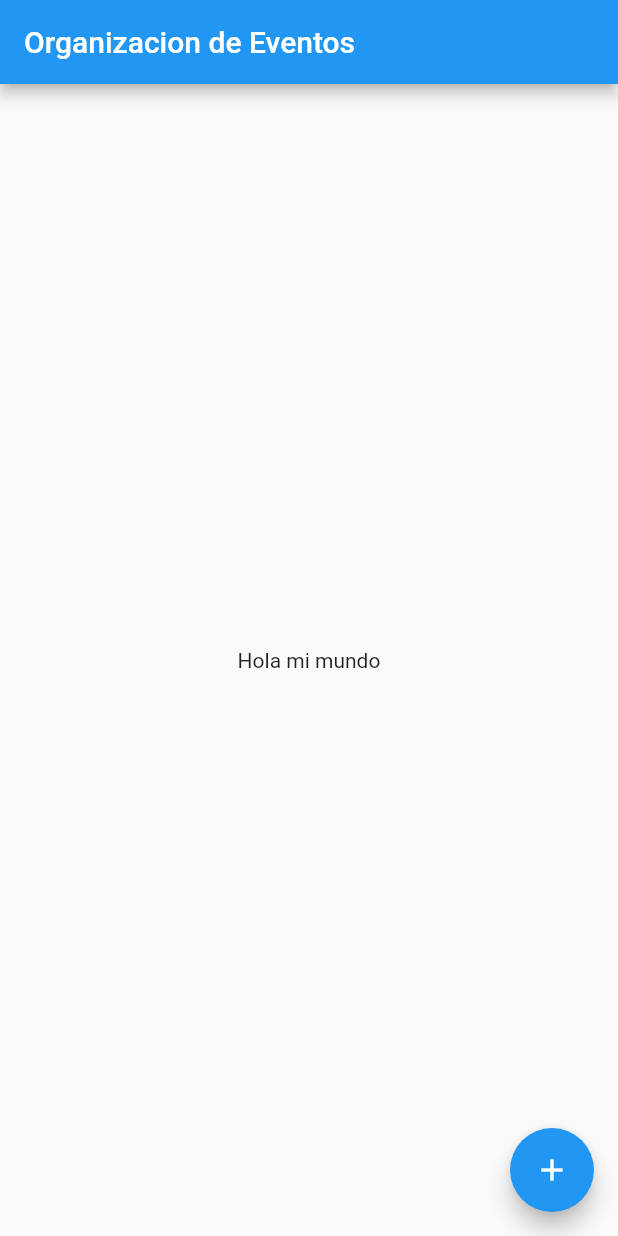
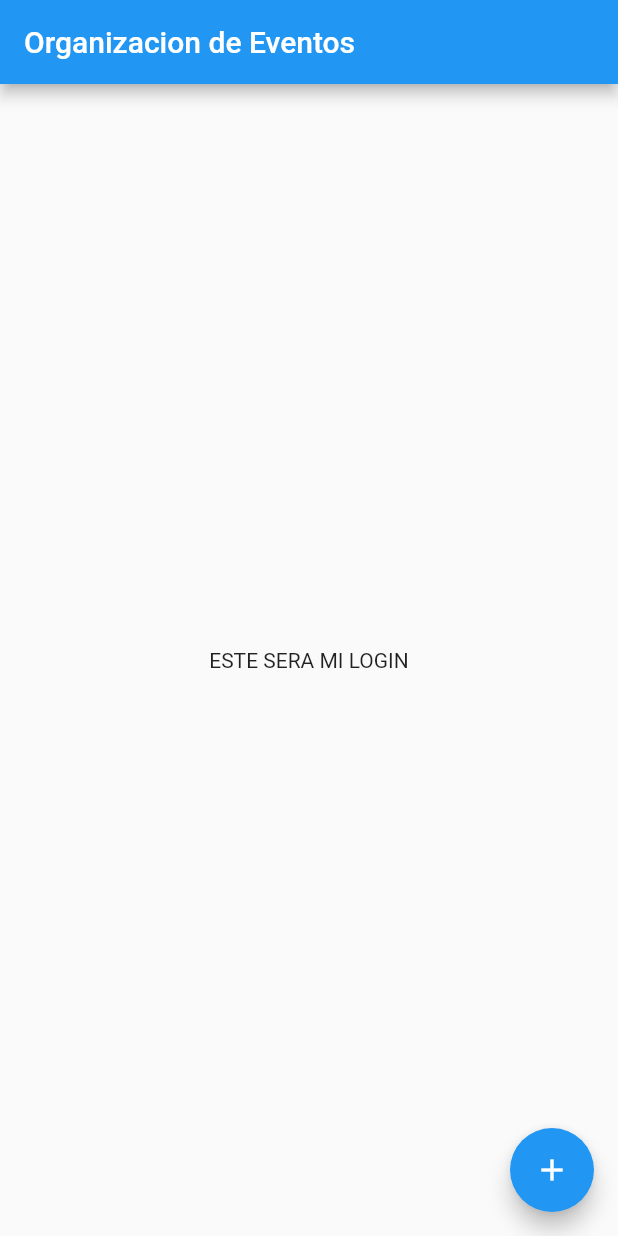
Before and after one commit to RousNoe/orgEventosFlutter, a Flutter app: the screen it shows after launch, on a phone screen of 412 x 824 dp. Run offline on Flutter 3.47's test engine with Material 2 defaults, Android fonts, the phone set to English and light mode, and no system bars.

Commit message:
agragaremos el login al proyecto

```diff
--- a/lib/main.dart
+++ b/lib/main.dart
@@ -10,7 +10,7 @@ void main(){
           title: Text('Organizacion de Eventos'),
         ),
         body: Center(
-          child: Text('Hola mi mundo'),
+          child: Text('ESTE SERA MI LOGIN'),
         ),
         floatingActionButton: FloatingActionButton(
           child: Icon(Icons.add),
```
